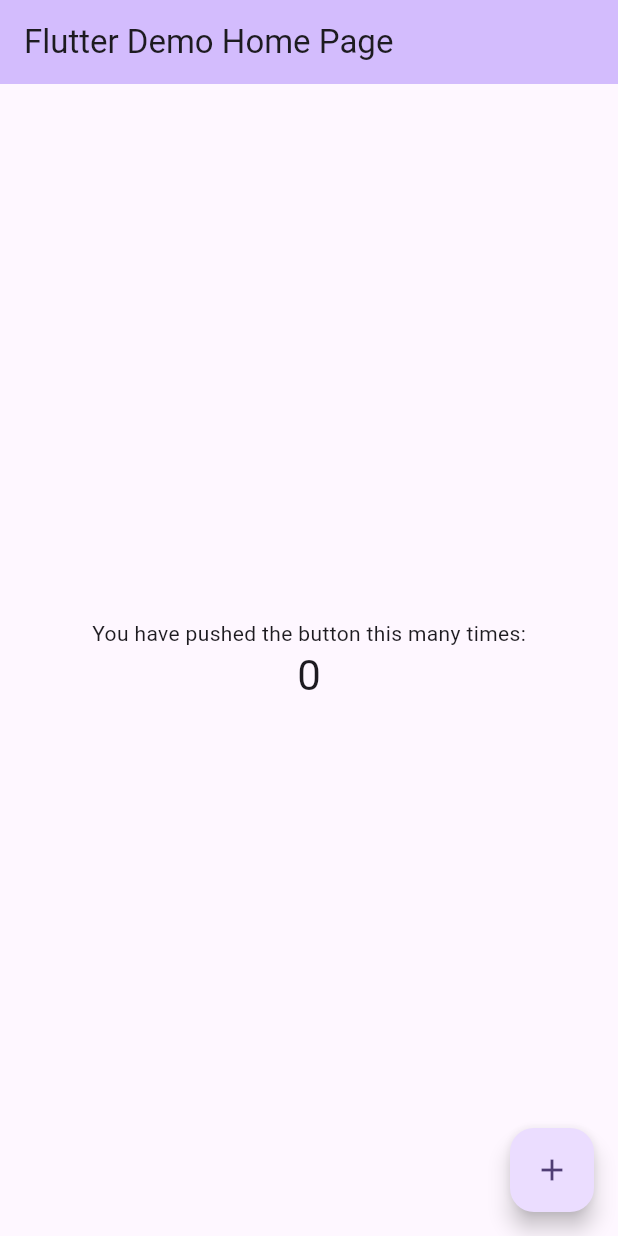
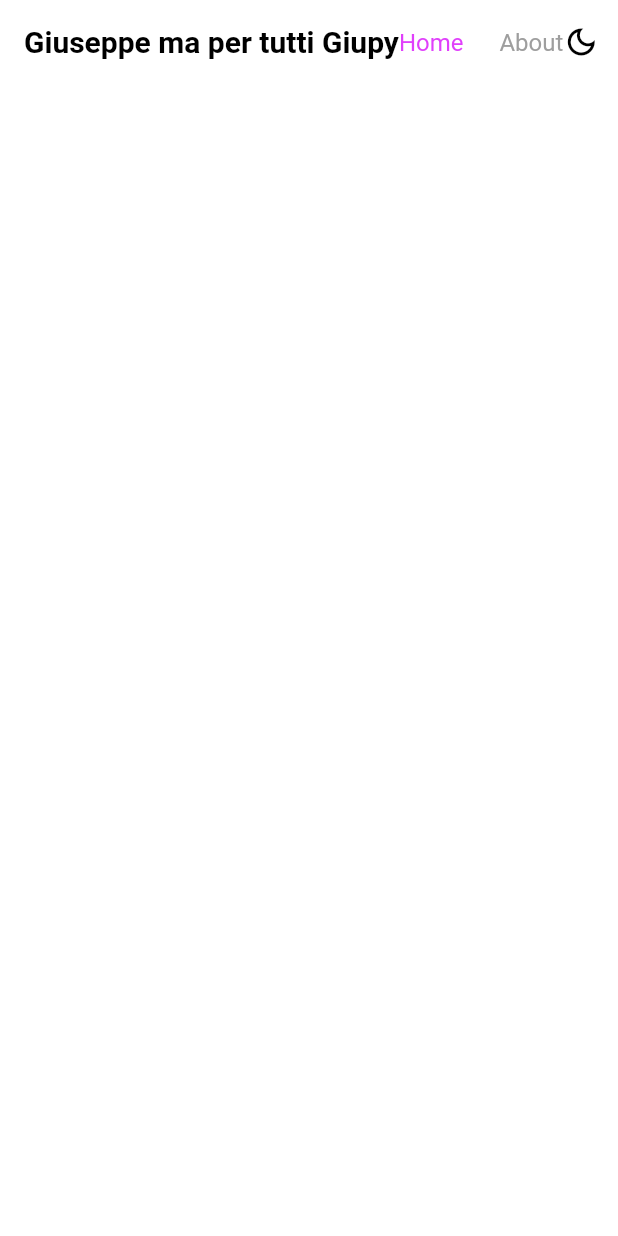
Before and after one commit to GiuseppeRandazzo/pratico_portfolio, a Flutter app: the screen it shows after launch, on a phone screen of 412 x 824 dp. Run offline on Flutter 3.47's test engine with Material 3 defaults, Android fonts, the phone set to English and light mode, and no system bars.

```diff
--- a/lib/main.dart
+++ b/lib/main.dart
@@ -12,110 +12,58 @@ class MyApp extends StatelessWidget {
   Widget build(BuildContext context) {
     return MaterialApp(
       title: 'Pratico Portfolio',
+      debugShowCheckedModeBanner: false,
       theme: ThemeData(
-        // This is the theme of your application.
-        //
-        // TRY THIS: Try running your application with "flutter run". You'll see
-        // the application has a purple toolbar. Then, without quitting the app,
-        // try changing the seedColor in the colorScheme below to Colors.green
-        // and then invoke "hot reload" (save your changes or press the "hot
-        // reload" button in a Flutter-supported IDE, or press "r" if you used
-        // the command line to start the app).
-        //
-        // Notice that the counter didn't reset back to zero; the application
-        // state is not lost during the reload. To reset the state, use hot
-        // restart instead.
-        //
-        // This works for code too, not just values: Most code changes can be
-        // tested with just a hot reload.
-        colorScheme: .fromSeed(seedColor: Colors.deepPurple),
+        scaffoldBackgroundColor: Colors.white,
+        fontFamily: 'Roboto',
       ),
-      home: const MyHomePage(title: 'Flutter Demo Home Page'),
+      home: const HomePage(),
     );
   }
 }
 
-class MyHomePage extends StatefulWidget {
-  const MyHomePage({super.key, required this.title});
-
-  // This widget is the home page of your application. It is stateful, meaning
-  // that it has a State object (defined below) that contains fields that affect
-  // how it looks.
-
-  // This class is the configuration for the state. It holds the values (in this
-  // case the title) provided by the parent (in this case the App widget) and
-  // used by the build method of the State. Fields in a Widget subclass are
-  // always marked "final".
-
-  final String title;
-
-  @override
-  State<MyHomePage> createState() => _MyHomePageState();
-}
-
-class _MyHomePageState extends State<MyHomePage> {
-  int _counter = 0;
-
-  void _incrementCounter() {
-    setState(() {
-      // This call to setState tells the Flutter framework that something has
-      // changed in this State, which causes it to rerun the build method below
-      // so that the display can reflect the updated values. If we changed
-      // _counter without calling setState(), then the build method would not be
-      // called again, and so nothing would appear to happen.
-      _counter++;
-    });
-  }
+class HomePage extends StatelessWidget {
+  const HomePage({super.key});
 
   @override
   Widget build(BuildContext context) {
-    // This method is rerun every time setState is called, for instance as done
-    // by the _incrementCounter method above.
-    //
-    // The Flutter framework has been optimized to make rerunning build methods
-    // fast, so that you can just rebuild anything that needs updating rather
-    // than having to individually change instances of widgets.
     return Scaffold(
       appBar: AppBar(
-        // TRY THIS: Try changing the color here to a specific color (to
-        // Colors.amber, perhaps?) and trigger a hot reload to see the AppBar
-        // change color while the other colors stay the same.
-        backgroundColor: Theme.of(context).colorScheme.inversePrimary,
-        // Here we take the value from the MyHomePage object that was created by
-        // the App.build method, and use it to set our appbar title.
-        title: Text(widget.title),
-      ),
-      body: Center(
-        // Center is a layout widget. It takes a single child and positions it
-        // in the middle of the parent.
-        child: Column(
-          // Column is also a layout widget. It takes a list of children and
-          // arranges them vertically. By default, it sizes itself to fit its
-          // children horizontally, and tries to be as tall as its parent.
-          //
-          // Column has various properties to control how it sizes itself and
-          // how it positions its children. Here we use mainAxisAlignment to
-          // center the children vertically; the main axis here is the vertical
-          // axis because Columns are vertical (the cross axis would be
-          // horizontal).
-          //
-          // TRY THIS: Invoke "debug painting" (choose the "Toggle Debug Paint"
-          // action in the IDE, or press "p" in the console), to see the
-          // wireframe for each widget.
-          mainAxisAlignment: .center,
+        backgroundColor: Colors.white,
+        elevation: 0,
+        title: Row(
+          mainAxisAlignment: MainAxisAlignment.spaceBetween,
           children: [
-            const Text('You have pushed the button this many times:'),
-            Text(
-              '$_counter',
-              style: Theme.of(context).textTheme.headlineMedium,
+            // Logo
+            const Text(
+              'Giuseppe ma per tutti Giupy',
+              style: TextStyle(
+                color: Colors.black,
+                fontSize: 20,
+                fontWeight: FontWeight.bold,
+              ),
             ),
+
+            //Menu Centrale
+            Row(
+              children: [
+                Text(
+                  'Home',
+                  style: TextStyle(color: Colors.purpleAccent, fontSize: 16),
+                ),
+
+                const SizedBox(width: 24),
+                Text(
+                  'About',
+                  style: TextStyle(color: Colors.grey, fontSize: 16),
+                ),
+              ],
+            ),
+
+            //Icona di destra
+            const Icon(Icons.dark_mode_outlined, color: Colors.black),
           ],
         ),
-      ),
-      floatingActionButton: FloatingActionButton(
-        onPressed: _incrementCounter,
-        tooltip: 'Increment',
-        child: const Icon(Icons.add),
       ),
     );
   }
```
Also changed, not shown: lib/utils/responsive.dart (added, +37 -0 lines).
